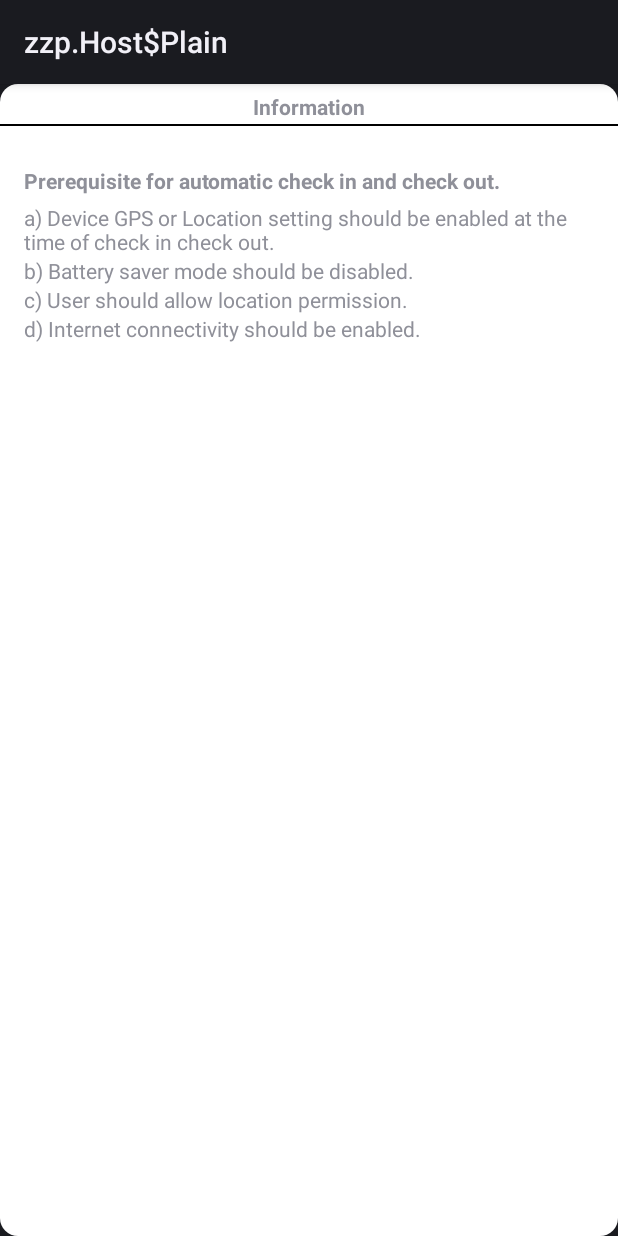
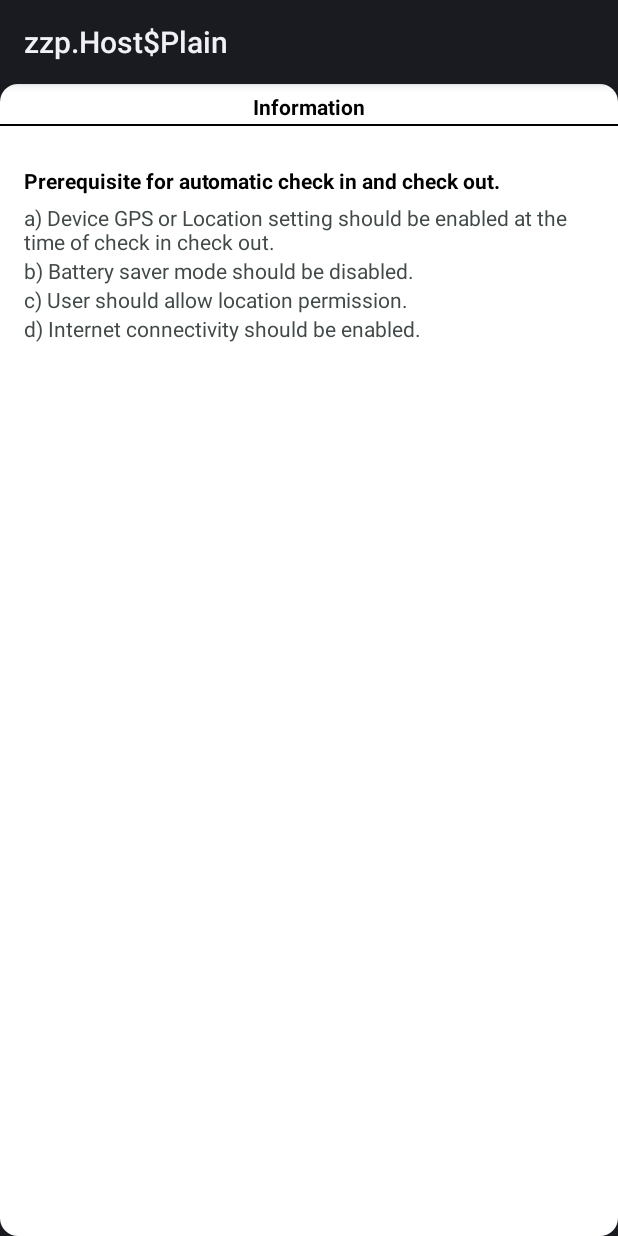
Before and after one commit to Mayank8290/GeoFencingLibraray, an Android app: the layout information.xml on its own in the app's theme, with its tools: preview values and no code run, on a phone screen of 412 x 824 dp. Run offline under Robolectric (Android 15) with nearby library versions, the phone set to English and light mode, and no system bars.

Commit message:
fix theme issue

```diff
--- a/GeoFencing/src/main/java/com/google/android/gms/location/sample/geofencing/NotificationReceiverActivity.java
+++ b/GeoFencing/src/main/java/com/google/android/gms/location/sample/geofencing/NotificationReceiverActivity.java
@@ -334,7 +334,7 @@ public class NotificationReceiverActivity extends AppCompatActivity
 
         // data getting end
 
-        //getSupportActionBar().hide();
+        getSupportActionBar().hide();
 
         punchinoutbutton = (LinearLayout) findViewById(R.id.punchinoutbutton);
 
--- a/GeoFencing/src/main/res/layout/information.xml
+++ b/GeoFencing/src/main/res/layout/information.xml
@@ -9,6 +9,7 @@
 
 
     <TextView
+        android:textColor="#000000"
         android:textStyle="bold"
         android:layout_marginTop="5dp"
         android:layout_gravity="center_horizontal"
@@ -30,6 +31,7 @@
         android:layout_height="wrap_content">
 
         <TextView
+            android:textColor="#000000"
             android:layout_marginTop="5dp"
             android:textStyle="bold"
             android:layout_marginBottom="5dp"
@@ -38,23 +40,27 @@
             android:layout_height="wrap_content" />
 
         <TextView
+            android:textColor="#424949"
             android:text="a) Device GPS or Location setting should be enabled at the time of check in check out."
             android:layout_width="wrap_content"
             android:layout_height="wrap_content" />
 
         <TextView
+            android:textColor="#424949"
             android:text="b) Battery saver mode should be disabled."
             android:layout_width="wrap_content"
             android:layout_height="wrap_content" />
 
 
         <TextView
+            android:textColor="#424949"
             android:text="c) User should allow location permission."
             android:layout_width="wrap_content"
             android:layout_height="wrap_content" />
 
 
         <TextView
+            android:textColor="#424949"
             android:text="d) Internet connectivity should be enabled."
             android:layout_width="wrap_content"
             android:layout_height="wrap_content" />
--- a/build.gradle
+++ b/build.gradle
@@ -19,6 +19,9 @@ buildscript {
 }
 
 allprojects {
+
+
+
     repositories {
         google()
         jcenter()
```
